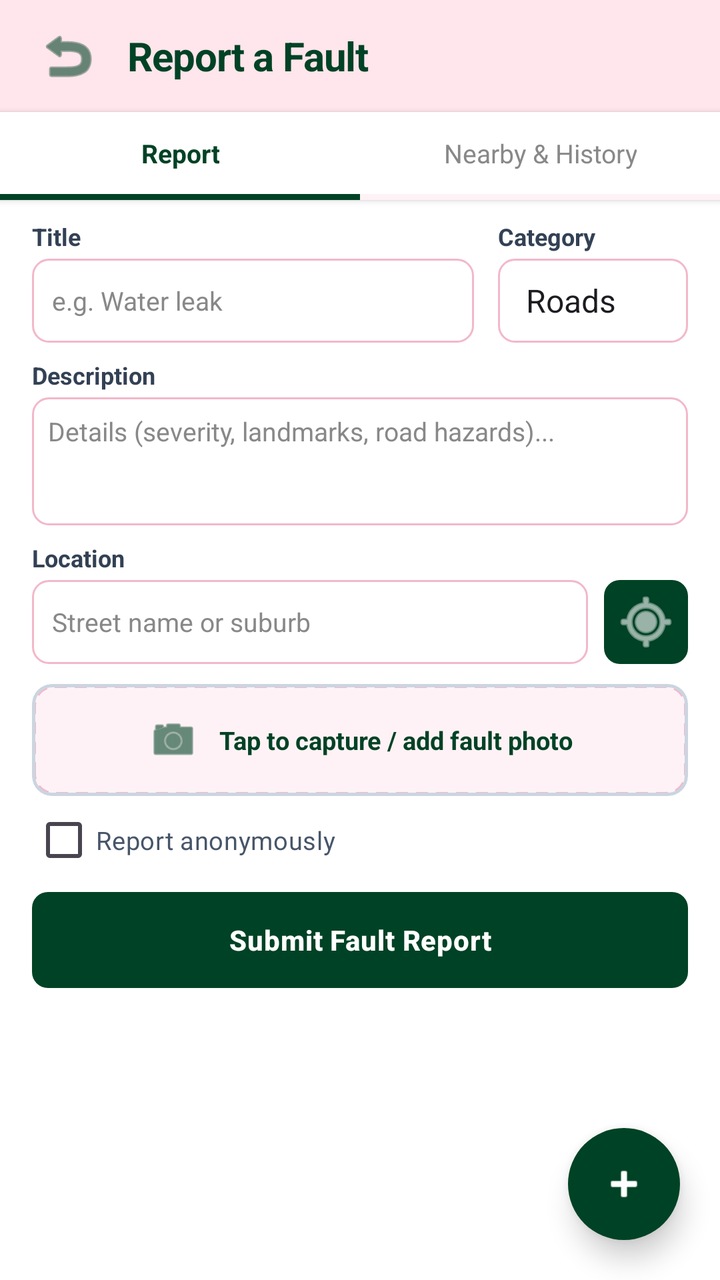
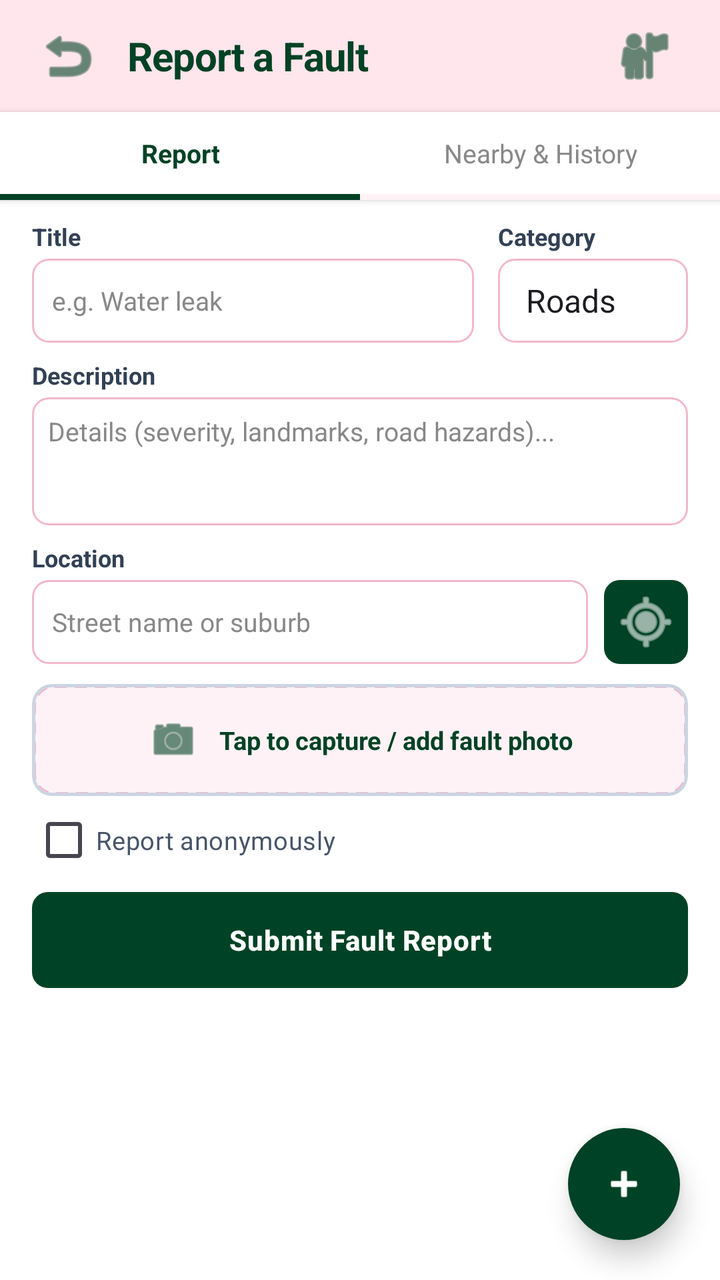

Compare the two renders of this Android layout. The source of the first and the diff that turns it into the second are given below.
<!-- AndroidManifest.xml: application theme Theme.FaultFinderApp -->
<!-- res/layout/activity_report.xml -->
<?xml version="1.0" encoding="utf-8"?>
<FrameLayout xmlns:android="http://schemas.android.com/apk/res/android"
    xmlns:app="http://schemas.android.com/apk/res-auto"
    xmlns:tools="http://schemas.android.com/tools"
    android:id="@+id/main"
    android:layout_width="match_parent"
    android:layout_height="match_parent"
    android:background="@color/bg">

    <LinearLayout
        android:layout_width="match_parent"
        android:layout_height="match_parent"
        android:orientation="vertical">

        
        <LinearLayout
            android:layout_width="match_parent"
            android:layout_height="56dp"
            android:background="@color/pink"
            android:gravity="center_vertical"
            android:orientation="horizontal"
            android:paddingStart="12dp"
            android:paddingEnd="16dp">

            <ImageButton
                android:id="@+id/btnBack"
                android:layout_width="44dp"
                android:layout_height="44dp"
                android:background="?attr/selectableItemBackgroundBorderless"
                android:contentDescription="Back"
                android:src="@android:drawable/ic_menu_revert"
                app:tint="@color/green" />

            <TextView
                android:id="@+id/tvHeaderTitle"
                android:layout_width="wrap_content"
                android:layout_height="wrap_content"
                android:layout_marginStart="8dp"
                android:letterSpacing="-0.02"
                android:text="Report a Fault"
                android:textColor="@color/green"
                android:textSize="20sp"
                android:textStyle="bold" />
        </LinearLayout>

        
        <LinearLayout
            android:layout_width="match_parent"
            android:layout_height="44dp"
            android:background="#FFFFFF"
            android:elevation="2dp"
            android:orientation="horizontal">

            <LinearLayout
                android:id="@+id/tabReport"
                android:layout_width="0dp"
                android:layout_height="match_parent"
                android:layout_weight="1"
                android:background="?attr/selectableItemBackground"
                android:clickable="true"
                android:focusable="true"
                android:gravity="center"
                android:orientation="vertical">

                <TextView
                    android:id="@+id/tvTabReport"
                    android:layout_width="wrap_content"
                    android:layout_height="0dp"
                    android:layout_weight="1"
                    android:gravity="center"
                    android:text="Report"
                    android:textColor="@color/green"
                    android:textSize="13sp"
                    android:textStyle="bold" />

                <View
                    android:id="@+id/indicatorTabReport"
                    android:layout_width="match_parent"
                    android:layout_height="3dp"
                    android:background="@color/green" />
            </LinearLayout>

            <LinearLayout
                android:id="@+id/tabNearby"
                android:layout_width="0dp"
                android:layout_height="match_parent"
                android:layout_weight="1"
                android:background="?attr/selectableItemBackground"
                android:clickable="true"
                android:focusable="true"
                android:gravity="center"
                android:orientation="vertical">

                <TextView
                    android:id="@+id/tvTabNearby"
                    android:layout_width="wrap_content"
                    android:layout_height="0dp"
                    android:layout_weight="1"
                    android:gravity="center"
                    android:text="Nearby &amp; History"
                    android:textColor="@color/grey"
                    android:textSize="13sp" />

                <View
                    android:id="@+id/indicatorTabNearby"
                    android:layout_width="match_parent"
                    android:layout_height="3dp"
                    android:background="@color/pink_light" />
            </LinearLayout>
        </LinearLayout>

        
        <LinearLayout
            android:id="@+id/layoutReportForm"
            android:layout_width="match_parent"
            android:layout_height="match_parent"
            android:orientation="vertical"
            android:paddingStart="16dp"
            android:paddingTop="10dp"
            android:paddingEnd="16dp"
            android:paddingBottom="10dp"
            android:visibility="visible">

            
            <LinearLayout
                android:layout_width="match_parent"
                android:layout_height="wrap_content"
                android:baselineAligned="false"
                android:orientation="horizontal">

                <LinearLayout
                    android:layout_width="0dp"
                    android:layout_height="wrap_content"
                    android:layout_marginEnd="6dp"
                    android:layout_weight="7"
                    android:orientation="vertical">

                    <TextView
                        android:layout_width="wrap_content"
                        android:layout_height="wrap_content"
                        android:text="Title"
                        android:textColor="#334155"
                        android:textSize="12sp"
                        android:textStyle="bold" />

                    <EditText
                        android:id="@+id/etTitle"
                        android:layout_width="match_parent"
                        android:layout_height="42dp"
                        android:layout_marginTop="3dp"
                        android:background="@drawable/bg_input"
                        android:hint="e.g. Water leak"
                        android:inputType="textCapSentences"
                        android:paddingStart="10dp"
                        android:paddingEnd="10dp"
                        android:textColor="#1E293B"
                        android:textColorHint="@color/grey"
                        android:textSize="13sp" />
                </LinearLayout>

                <LinearLayout
                    android:layout_width="0dp"
                    android:layout_height="wrap_content"
                    android:layout_marginStart="6dp"
                    android:layout_weight="3"
                    android:orientation="vertical">

                    <TextView
                        android:layout_width="wrap_content"
                        android:layout_height="wrap_content"
                        android:text="Category"
                        android:textColor="#334155"
                        android:textSize="12sp"
                        android:textStyle="bold" />

                    <Spinner
                        android:id="@+id/spinnerCategory"
                        android:layout_width="match_parent"
                        android:layout_height="42dp"
                        android:layout_marginTop="3dp"
                        android:background="@drawable/bg_input"
                        android:entries="@array/fault_categories"
                        android:paddingStart="6dp"
                        android:paddingEnd="6dp" />
                </LinearLayout>
            </LinearLayout>

            
            <TextView
                android:layout_width="wrap_content"
                android:layout_height="wrap_content"
                android:layout_marginTop="8dp"
                android:text="Description"
                android:textColor="#334155"
                android:textSize="12sp"
                android:textStyle="bold" />

            <EditText
                android:id="@+id/etDescription"
                android:layout_width="match_parent"
                android:layout_height="64dp"
                android:layout_marginTop="3dp"
                android:background="@drawable/bg_input"
                android:gravity="top|start"
                android:hint="Details (severity, landmarks, road hazards)..."
                android:inputType="textMultiLine"
                android:padding="8dp"
                android:textColor="#1E293B"
                android:textColorHint="@color/grey"
                android:textSize="13sp" />

            
            <TextView
                android:layout_width="wrap_content"
                android:layout_height="wrap_content"
                android:layout_marginTop="8dp"
                android:text="Location"
                android:textColor="#334155"
                android:textSize="12sp"
                android:textStyle="bold" />

            <LinearLayout
                android:layout_width="match_parent"
                android:layout_height="42dp"
                android:layout_marginTop="3dp"
                android:gravity="center_vertical"
                android:orientation="horizontal">

                <EditText
                    android:id="@+id/etLocation"
                    android:layout_width="0dp"
                    android:layout_height="match_parent"
                    android:layout_weight="1"
                    android:background="@drawable/bg_input"
                    android:hint="Street name or suburb"
                    android:inputType="textPostalAddress"
                    android:paddingStart="10dp"
                    android:paddingEnd="10dp"
                    android:textColor="#1E293B"
                    android:textColorHint="@color/grey"
                    android:textSize="13sp" />

                <ImageButton
                    android:id="@+id/locationBtn"
                    android:layout_width="42dp"
                    android:layout_height="42dp"
                    android:layout_marginStart="8dp"
                    android:background="@drawable/bg_btn_green"
                    android:contentDescription="Use Current GPS Location"
                    android:src="@android:drawable/ic_menu_mylocation"
                    app:tint="#FFFFFF" />
            </LinearLayout>

            
            <com.google.android.material.card.MaterialCardView
                android:layout_width="match_parent"
                android:layout_height="56dp"
                android:layout_marginTop="10dp"
                app:cardCornerRadius="10dp"
                app:cardElevation="0dp"
                app:strokeColor="#CBD5E1"
                app:strokeWidth="1.5dp">

                <LinearLayout
                    android:id="@+id/photoBox"
                    android:layout_width="match_parent"
                    android:layout_height="match_parent"
                    android:background="@drawable/bg_photo_box"
                    android:clickable="true"
                    android:focusable="true"
                    android:foreground="?attr/selectableItemBackground"
                    android:gravity="center"
                    android:orientation="horizontal">

                    <ImageView
                        android:id="@+id/imgFaultPhoto"
                        android:layout_width="26dp"
                        android:layout_height="26dp"
                        android:contentDescription="Take fault photo"
                        android:src="@android:drawable/ic_menu_camera"
                        app:tint="@color/green" />

                    <TextView
                        android:id="@+id/tvPhotoLabel"
                        android:layout_width="wrap_content"
                        android:layout_height="wrap_content"
                        android:layout_marginStart="10dp"
                        android:text="Tap to capture / add fault photo"
                        android:textColor="@color/green"
                        android:textSize="12.5sp"
                        android:textStyle="bold" />
                </LinearLayout>
            </com.google.android.material.card.MaterialCardView>

            
            <CheckBox
                android:id="@+id/cbAnonymous"
                android:layout_width="wrap_content"
                android:layout_height="36dp"
                android:layout_marginTop="4dp"
                android:text="Report anonymously"
                android:textColor="#475569"
                android:textSize="12.5sp" />

            
            <Button
                android:id="@+id/submitButton"
                android:layout_width="match_parent"
                android:layout_height="48dp"
                android:layout_marginTop="8dp"
                android:background="@drawable/bg_btn_green"
                android:elevation="2dp"
                android:letterSpacing="0.02"
                android:text="Submit Fault Report"
                android:textColor="#FFFFFF"
                android:textSize="14sp"
                android:textStyle="bold"
                app:backgroundTint="@null" />
        </LinearLayout>

        
        <LinearLayout
            android:id="@+id/layoutNearbyList"
            android:layout_width="match_parent"
            android:layout_height="match_parent"
            android:orientation="vertical"
            android:visibility="gone">

            <RadioGroup
                android:id="@+id/nearbyToggle"
                android:layout_width="match_parent"
                android:layout_height="wrap_content"
                android:layout_marginTop="6dp"
                android:orientation="horizontal"
                android:paddingStart="16dp"
                android:paddingEnd="16dp">

                <RadioButton
                    android:id="@+id/rbNearMe"
                    android:layout_width="wrap_content"
                    android:layout_height="42dp"
                    android:checked="true"
                    android:text="Near me"
                    android:textColor="#334155" />

                <RadioButton
                    android:id="@+id/rbAllHistory"
                    android:layout_width="wrap_content"
                    android:layout_height="42dp"
                    android:layout_marginStart="16dp"
                    android:text="All history"
                    android:textColor="#334155" />
            </RadioGroup>

            <com.google.android.material.card.MaterialCardView
                android:layout_width="match_parent"
                android:layout_height="wrap_content"
                android:layout_marginStart="16dp"
                android:layout_marginTop="6dp"
                android:layout_marginEnd="16dp"
                android:layout_marginBottom="6dp"
                app:cardBackgroundColor="@color/green_light"
                app:cardCornerRadius="8dp"
                app:cardElevation="0dp">

                <LinearLayout
                    android:layout_width="match_parent"
                    android:layout_height="wrap_content"
                    android:gravity="center_vertical"
                    android:orientation="horizontal"
                    android:padding="10dp">

                    <ImageView
                        android:layout_width="20dp"
                        android:layout_height="20dp"
                        android:layout_marginEnd="8dp"
                        android:contentDescription="Info"
                        android:src="@android:drawable/ic_dialog_info"
                        app:tint="@color/green" />

                    <TextView
                        android:layout_width="match_parent"
                        android:layout_height="wrap_content"
                        android:text="Check existing reports below before submitting to prevent duplicates."
                        android:textColor="@color/green"
                        android:textSize="12sp"
                        android:textStyle="bold" />
                </LinearLayout>
            </com.google.android.material.card.MaterialCardView>

            <TextView
                android:id="@+id/emptyNearby"
                android:layout_width="match_parent"
                android:layout_height="wrap_content"
                android:gravity="center"
                android:padding="28dp"
                android:text="No reports near you yet"
                android:textColor="@color/grey"
                android:textSize="13sp"
                android:visibility="gone" />

            <ListView
                android:id="@+id/listNearby"
                android:layout_width="match_parent"
                android:layout_height="0dp"
                android:layout_marginStart="16dp"
                android:layout_marginEnd="16dp"
                android:layout_weight="1"
                android:clipToPadding="false"
                android:divider="@android:color/transparent"
                android:dividerHeight="8dp"
                android:paddingBottom="84dp" />
        </LinearLayout>
    </LinearLayout>

    
    
    <com.google.android.material.floatingactionbutton.FloatingActionButton
        android:id="@+id/fabLeft"
        android:layout_width="wrap_content"
        android:layout_height="wrap_content"
        android:layout_gravity="bottom|end"
        android:layout_marginEnd="20dp"
        android:layout_marginBottom="20dp"
        android:contentDescription="Map View"
        android:src="@android:drawable/ic_dialog_map"
        android:visibility="invisible"
        app:backgroundTint="@color/green"
        app:elevation="6dp"
        app:fabSize="mini"
        app:shapeAppearanceOverlay="@style/ShapeAppearance.Material3.Corner.Full"
        app:tint="#FFFFFF" />

    
    <com.google.android.material.floatingactionbutton.FloatingActionButton
        android:id="@+id/fabDiag"
        android:layout_width="wrap_content"
        android:layout_height="wrap_content"
        android:layout_gravity="bottom|end"
        android:layout_marginEnd="20dp"
        android:layout_marginBottom="20dp"
        android:contentDescription="My Reports"
        android:src="@android:drawable/ic_menu_preferences"
        android:visibility="invisible"
        app:backgroundTint="@color/green"
        app:elevation="6dp"
        app:fabSize="mini"
        app:shapeAppearanceOverlay="@style/ShapeAppearance.Material3.Corner.Full"
        app:tint="#FFFFFF" />

    
    <com.google.android.material.floatingactionbutton.FloatingActionButton
        android:id="@+id/fabTop"
        android:layout_width="wrap_content"
        android:layout_height="wrap_content"
        android:layout_gravity="bottom|end"
        android:layout_marginEnd="20dp"
        android:layout_marginBottom="20dp"
        android:contentDescription="Home"
        android:src="@android:drawable/ic_menu_myplaces"
        android:visibility="invisible"
        app:backgroundTint="@color/green"
        app:elevation="6dp"
        app:fabSize="mini"
        app:shapeAppearanceOverlay="@style/ShapeAppearance.Material3.Corner.Full"
        app:tint="#FFFFFF" />

    
    <com.google.android.material.floatingactionbutton.FloatingActionButton
        android:id="@+id/fabMain"
        android:layout_width="wrap_content"
        android:layout_height="wrap_content"
        android:layout_gravity="bottom|end"
        android:layout_marginEnd="20dp"
        android:layout_marginBottom="20dp"
        android:contentDescription="Quick Actions"
        android:src="@android:drawable/ic_input_add"
        app:backgroundTint="@color/green"
        app:elevation="8dp"
        app:fabSize="normal"
        app:shapeAppearanceOverlay="@style/ShapeAppearance.Material3.Corner.Full"
        app:tint="#FFFFFF" />

</FrameLayout>
<!-- resources referenced by this layout -->
<resources>
  <string-array name="fault_categories">
          <item>Roads</item>
          <item>Water</item>
          <item>Electricity</item>
          <item>Streetlights</item>
          <item>Waste</item>
          <item>Other</item>
      </string-array>
  <color name="bg">#FFFFFF</color>
  <color name="green">#004225</color>
  <color name="green_light">#DCEBE1</color>
  <color name="grey">#888888</color>
  <color name="pink">#FFE5EC</color>
  <color name="pink_light">#FFF2F6</color>
  <!-- drawable bg_btn_green (drawable) -->
  <?xml version="1.0" encoding="utf-8"?>
  <shape xmlns:android="http://schemas.android.com/apk/res/android">
      <solid android:color="@color/green"/>
      <corners android:radius="8dp"/>
  </shape>
  <!-- drawable bg_input (drawable) -->
  <?xml version="1.0" encoding="utf-8"?>
  <shape xmlns:android="http://schemas.android.com/apk/res/android">
      <solid android:color="#FFFFFF"/>
      <corners android:radius="8dp"/>
      <stroke android:width="1dp" android:color="@color/pink_dark"/>
  </shape>
  <!-- drawable bg_photo_box (drawable) -->
  <?xml version="1.0" encoding="utf-8"?>
  <shape xmlns:android="http://schemas.android.com/apk/res/android">
      <solid android:color="@color/pink_light"/>
      <corners android:radius="10dp"/>
      <stroke android:width="2dp" android:color="@color/pink_dark"
          android:dashWidth="6dp" android:dashGap="4dp"/>
  </shape>
  <style name="Theme.FaultFinderApp" parent="Base.Theme.FaultFinderApp" />
  <color name="pink_dark">#F2B8C9</color>
  <style name="Base.Theme.FaultFinderApp" parent="Theme.Material3.Light.NoActionBar">
          
          
      </style>
</resources>

<!-- the commit's change to res/layout/activity_report.xml (unified diff, before → after) -->
@@ -33,14 +33,24 @@
 
             <TextView
                 android:id="@+id/tvHeaderTitle"
-                android:layout_width="wrap_content"
+                android:layout_width="0dp"
                 android:layout_height="wrap_content"
                 android:layout_marginStart="8dp"
+                android:layout_weight="1"
                 android:letterSpacing="-0.02"
                 android:text="Report a Fault"
                 android:textColor="@color/green"
                 android:textSize="20sp"
                 android:textStyle="bold" />
+
+            <ImageButton
+                android:id="@+id/btnProfile"
+                android:layout_width="44dp"
+                android:layout_height="44dp"
+                android:background="?attr/selectableItemBackgroundBorderless"
+                android:contentDescription="User Profile"
+                android:src="@android:drawable/ic_menu_myplaces"
+                app:tint="@color/green" />
         </LinearLayout>
 
         
@@ -121,7 +131,6 @@
             android:paddingBottom="10dp"
             android:visibility="visible">
 
-            
             <LinearLayout
                 android:layout_width="match_parent"
                 android:layout_height="wrap_content"
@@ -185,7 +194,6 @@
                 </LinearLayout>
             </LinearLayout>
 
-            
             <TextView
                 android:layout_width="wrap_content"
                 android:layout_height="wrap_content"
@@ -209,7 +217,6 @@
                 android:textColorHint="@color/grey"
                 android:textSize="13sp" />
 
-            
             <TextView
                 android:layout_width="wrap_content"
                 android:layout_height="wrap_content"
@@ -251,7 +258,6 @@
                     app:tint="#FFFFFF" />
             </LinearLayout>
 
-            
             <com.google.android.material.card.MaterialCardView
                 android:layout_width="match_parent"
                 android:layout_height="56dp"
@@ -292,7 +298,6 @@
                 </LinearLayout>
             </com.google.android.material.card.MaterialCardView>
 
-            
             <CheckBox
                 android:id="@+id/cbAnonymous"
                 android:layout_width="wrap_content"
@@ -302,7 +307,6 @@
                 android:textColor="#475569"
                 android:textSize="12.5sp" />
 
-            
             <Button
                 android:id="@+id/submitButton"
                 android:layout_width="match_parent"
@@ -388,17 +392,6 @@
                 </LinearLayout>
             </com.google.android.material.card.MaterialCardView>
 
-            <TextView
-                android:id="@+id/emptyNearby"
-                android:layout_width="match_parent"
-                android:layout_height="wrap_content"
-                android:gravity="center"
-                android:padding="28dp"
-                android:text="No reports near you yet"
-                android:textColor="@color/grey"
-                android:textSize="13sp"
-                android:visibility="gone" />
-
             <ListView
                 android:id="@+id/listNearby"
                 android:layout_width="match_parent"
@@ -414,7 +407,6 @@
     </LinearLayout>
 
     
-    
     <com.google.android.material.floatingactionbutton.FloatingActionButton
         android:id="@+id/fabLeft"
         android:layout_width="wrap_content"
@@ -422,7 +414,7 @@
         android:layout_gravity="bottom|end"
         android:layout_marginEnd="20dp"
         android:layout_marginBottom="20dp"
-        android:contentDescription="Map View"
+        android:contentDescription="Full Map View"
         android:src="@android:drawable/ic_dialog_map"
         android:visibility="invisible"
         app:backgroundTint="@color/green"
@@ -431,7 +423,6 @@
         app:shapeAppearanceOverlay="@style/ShapeAppearance.Material3.Corner.Full"
         app:tint="#FFFFFF" />
 
-    
     <com.google.android.material.floatingactionbutton.FloatingActionButton
         android:id="@+id/fabDiag"
         android:layout_width="wrap_content"
@@ -440,7 +431,7 @@
         android:layout_marginEnd="20dp"
         android:layout_marginBottom="20dp"
         android:contentDescription="My Reports"
-        android:src="@android:drawable/ic_menu_preferences"
+        android:src="@android:drawable/ic_menu_agenda"
         android:visibility="invisible"
         app:backgroundTint="@color/green"
         app:elevation="6dp"
@@ -448,7 +439,6 @@
         app:shapeAppearanceOverlay="@style/ShapeAppearance.Material3.Corner.Full"
         app:tint="#FFFFFF" />
 
-    
     <com.google.android.material.floatingactionbutton.FloatingActionButton
         android:id="@+id/fabTop"
         android:layout_width="wrap_content"
@@ -465,7 +455,6 @@
         app:shapeAppearanceOverlay="@style/ShapeAppearance.Material3.Corner.Full"
         app:tint="#FFFFFF" />
 
-    
     <com.google.android.material.floatingactionbutton.FloatingActionButton
         android:id="@+id/fabMain"
         android:layout_width="wrap_content"
